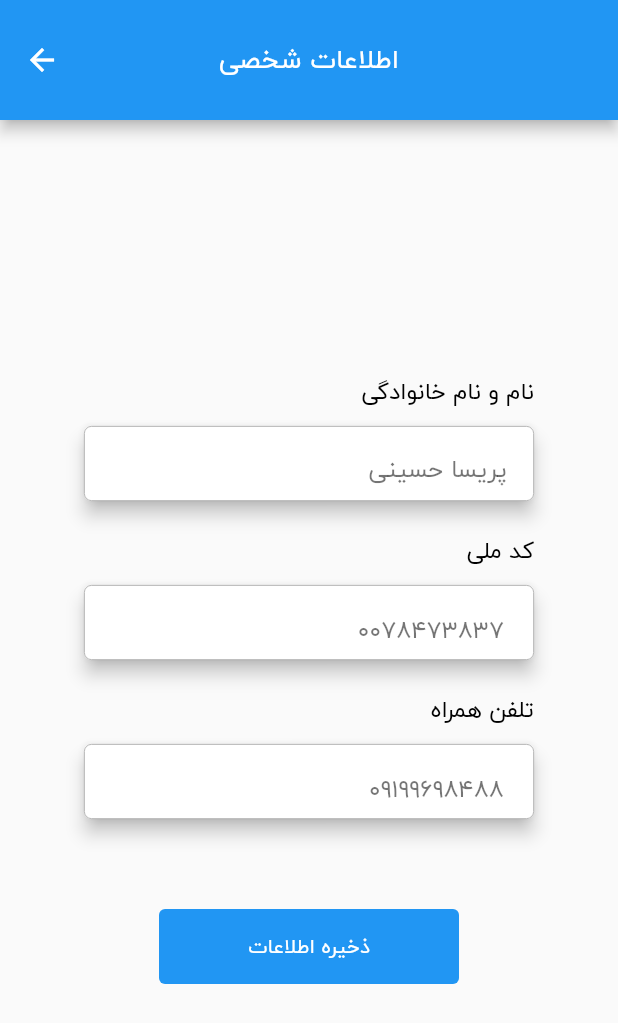
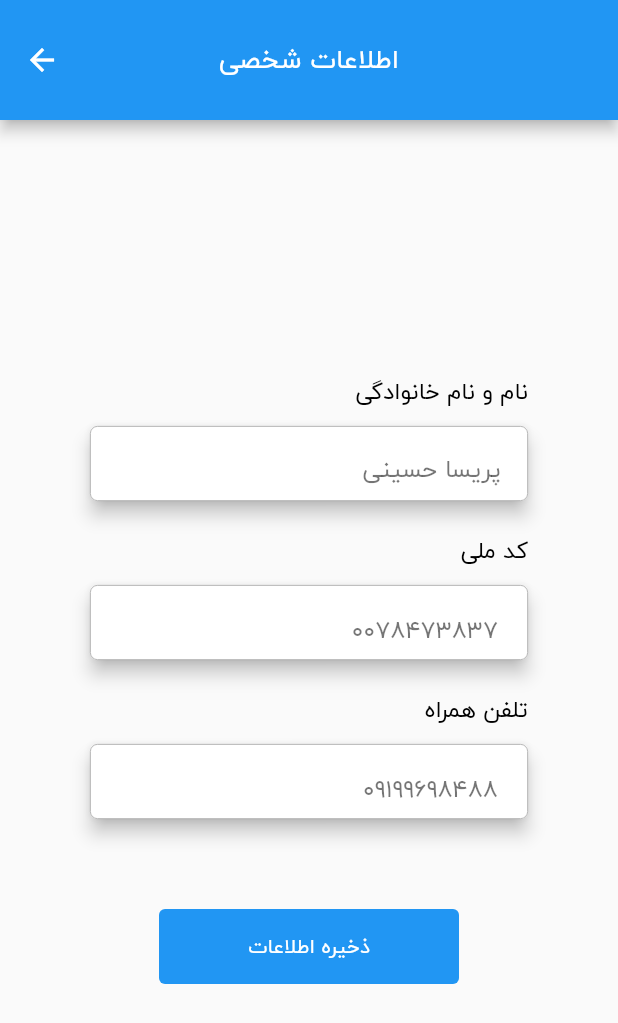
Before and after one commit to mojtaba-abedini/barbod, a Flutter app: the OwnerProfile widget shown alone on an empty page, opened directly, after a tap on "اطلاعات شخصی", on a phone screen of 412 x 824 dp. Shown: the top 1023 px of the screen. Run offline on Flutter 3.47's test engine with Material 2 defaults, Android fonts, the light colour scheme and no system bars; our stand-ins replace get, lottie, url_strategy.

Commit message:
borbod 7/30/2022

```diff
--- a/lib/owner/exit.dart
+++ b/lib/owner/exit.dart
@@ -20,7 +20,8 @@ class _OwnerExitState extends State<OwnerExit> {
         centerTitle: true,
         backgroundColor: Theme.of(context).primaryColor,
       ),
-      body:  SizedBox(
+      body:  Center(
+        child: SizedBox(
           width: 400,
           child: Column(
 
@@ -85,6 +86,7 @@ class _OwnerExitState extends State<OwnerExit> {
               ),
             ],
           ),
+        ),
       )
     );
   }
--- a/lib/owner/notification.dart
+++ b/lib/owner/notification.dart
@@ -22,13 +22,15 @@ class _OwnerNotificationState extends State<OwnerNotification> {
       ),
       body: Center(
         child: SizedBox(
-          width: 350,
+            width: MediaQuery.of(context).size.width < 800
+                ? MediaQuery.of(context).size.width
+                : 800,
           // child: Text('${notification[0]['title']}')),
           child: Column(
             children: [
               Expanded(
                 child: ListView.builder(
-                  padding: const EdgeInsets.all(20),
+                  padding: const EdgeInsets.all(40),
                   itemCount: notification.length,
                   itemBuilder: (BuildContext context, int index) {
                     return Container(
--- a/lib/owner/personal_info.dart
+++ b/lib/owner/personal_info.dart
@@ -41,24 +41,35 @@ class _OwnerPersonalInfoState extends State<OwnerPersonalInfo> {
       body: Center(
         child: SingleChildScrollView(
           child: Center(
+            child: Container(
+              padding: const EdgeInsets.only(right: 30, left: 30),
               child: SizedBox(
-              width: 300,
+                width: MediaQuery.of(context).size.width < 600
+                    ? MediaQuery.of(context).size.width
+                    : 600,
                 child: Column(
                   mainAxisAlignment: MainAxisAlignment.center,
                   children: [
-                  const Align(
+                    Container(
+                      padding: const EdgeInsets.only(right: 30, left: 30),
+                      child: const Align(
                         alignment: Alignment.centerRight,
                         child: Text(
                           'نام و نام خانوادگی',
                           style: TextStyle(color: Colors.black, fontSize: 17),
                         ),
                       ),
+                    ),
                     const SizedBox(
                       height: 10,
                     ),
                     Center(
+                      child: Container(
+                        padding: const EdgeInsets.only(right: 30, left: 30),
                         child: SizedBox(
-                      width: 300,
+                         width: MediaQuery.of(context).size.width < 600
+                          ? MediaQuery.of(context).size.width
+                          : 600,
                           height: 50,
                           child: Material(
                             elevation: 5,
@@ -91,22 +102,30 @@ class _OwnerPersonalInfoState extends State<OwnerPersonalInfo> {
                           ),
                         ),
                       ),
+                    ),
                     const SizedBox(
                       height: 20,
                     ),
-                  const Align(
+                    Container(
+                      padding: const EdgeInsets.only(right: 30, left: 30),
+                      child: const Align(
                         alignment: Alignment.centerRight,
                         child: Text(
                           'کد ملی',
                           style: TextStyle(color: Colors.black, fontSize: 17),
                         ),
                       ),
+                    ),
                     const SizedBox(
                       height: 10,
                     ),
                     Center(
+                      child: Container(
+                        padding: const EdgeInsets.only(right: 30, left: 30),
                         child: SizedBox(
-                      width: 300,
+                         width: MediaQuery.of(context).size.width < 600
+                          ? MediaQuery.of(context).size.width
+                          : 600,
                           height: 50,
                           child: Material(
                             elevation: 5,
@@ -144,23 +163,31 @@ class _OwnerPersonalInfoState extends State<OwnerPersonalInfo> {
                           ),
                         ),
                       ),
+                    ),
 
                     const SizedBox(
                       height: 20,
                     ),
-                  const Align(
+                    Container(
+                      padding: const EdgeInsets.only(right: 30, left: 30),
+                      child: const Align(
                         alignment: Alignment.centerRight,
                         child: Text(
                           'تلفن همراه',
                           style: TextStyle(color: Colors.black, fontSize: 17),
                         ),
                       ),
+                    ),
                     const SizedBox(
                       height: 10,
                     ),
                     Center(
+                      child: Container(
+                        padding: const EdgeInsets.only(right: 30, left: 30),
                         child: SizedBox(
-                      width: 300,
+                         width: MediaQuery.of(context).size.width < 600
+                          ? MediaQuery.of(context).size.width
+                          : 600,
                           height: 50,
                           child: Material(
                             elevation: 5,
@@ -194,6 +221,7 @@ class _OwnerPersonalInfoState extends State<OwnerPersonalInfo> {
                               ], //
 
                               // Only numbers can be entered
+                            ),
                           ),
                         ),
                       ),
@@ -236,6 +264,7 @@ class _OwnerPersonalInfoState extends State<OwnerPersonalInfo> {
             ),
           ),
         ),
+      ),
     );
   }
 }
--- a/lib/owner/profile.dart
+++ b/lib/owner/profile.dart
@@ -24,8 +24,12 @@ class _OwnerProfileState extends State<OwnerProfile> {
           mainAxisAlignment: MainAxisAlignment.center,
           children: [
             Center(
+              child: Container(
+                padding: const EdgeInsets.only(right: 50, left: 50),
                 child: SizedBox(
-                width: 300,
+                  width: MediaQuery.of(context).size.width < 600
+                      ? MediaQuery.of(context).size.width
+                      : 600,
                   height: 50,
                   child: Container(
                     decoration: BoxDecoration(
@@ -76,12 +80,17 @@ class _OwnerProfileState extends State<OwnerProfile> {
                   ),
                 ),
               ),
+            ),
             const SizedBox(
               height: 25,
             ),
             Center(
+              child: Container(
+                padding: const EdgeInsets.only(right: 50, left: 50),
                 child: SizedBox(
-                width: 300,
+                  width: MediaQuery.of(context).size.width < 600
+                      ? MediaQuery.of(context).size.width
+                      : 600,
                   height: 50,
                   child: Container(
                     decoration: BoxDecoration(
@@ -132,12 +141,17 @@ class _OwnerProfileState extends State<OwnerProfile> {
                   ),
                 ),
               ),
+            ),
             const SizedBox(
               height: 25,
             ),
             Center(
+              child: Container(
+                padding: const EdgeInsets.only(right: 50, left: 50),
                 child: SizedBox(
-                width: 300,
+                  width: MediaQuery.of(context).size.width < 600
+                      ? MediaQuery.of(context).size.width
+                      : 600,
                   height: 50,
                   child: Container(
                     decoration: BoxDecoration(
@@ -188,12 +202,17 @@ class _OwnerProfileState extends State<OwnerProfile> {
                   ),
                 ),
               ),
+            ),
             const SizedBox(
               height: 25,
             ),
             Center(
+              child: Container(
+                padding: const EdgeInsets.only(right: 50, left: 50),
                 child: SizedBox(
-                width: 300,
+                  width: MediaQuery.of(context).size.width < 600
+                      ? MediaQuery.of(context).size.width
+                      : 600,
                   height: 50,
                   child: Container(
                     decoration: BoxDecoration(
@@ -244,12 +263,17 @@ class _OwnerProfileState extends State<OwnerProfile> {
                   ),
                 ),
               ),
+            ),
             const SizedBox(
               height: 25,
             ),
             Center(
+              child: Container(
+                padding: const EdgeInsets.only(right: 50, left: 50),
                 child: SizedBox(
-                width: 300,
+                  width: MediaQuery.of(context).size.width < 600
+                      ? MediaQuery.of(context).size.width
+                      : 600,
                   height: 50,
                   child: Container(
                     decoration: BoxDecoration(
@@ -300,6 +324,7 @@ class _OwnerProfileState extends State<OwnerProfile> {
                   ),
                 ),
               ),
+            ),
             const SizedBox(
               height: 25,
             ),
```
Also changed, not shown: lib/owner/orders.dart (+31 -48 lines). Lines whose indentation alone changed are shown as unchanged.
